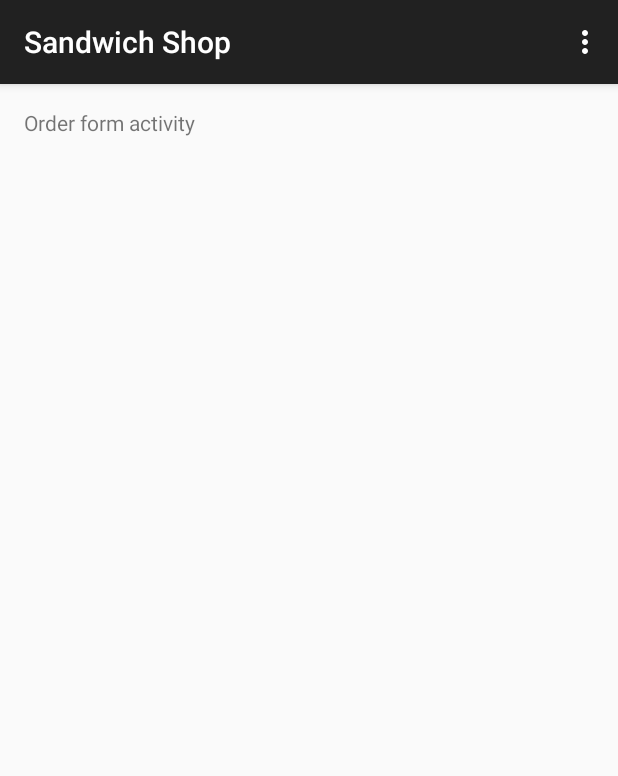
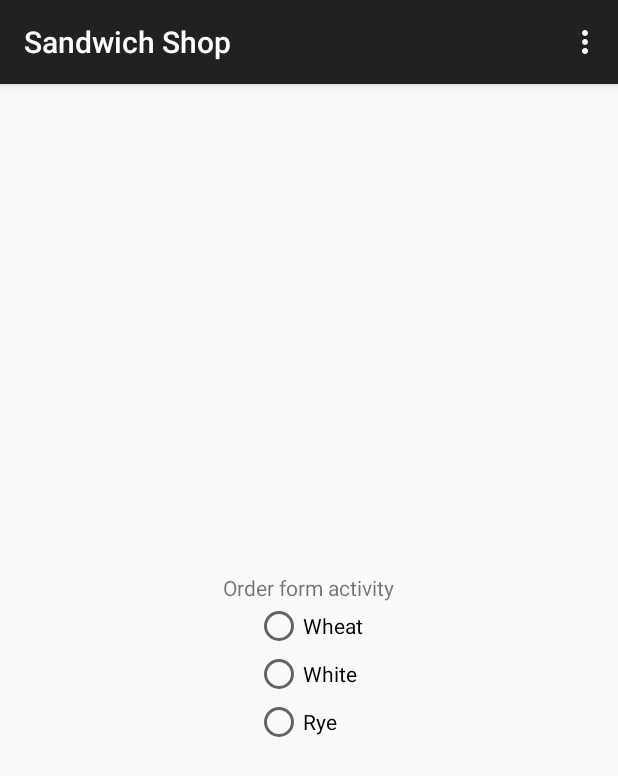
Before and after one commit to juancarmona26/SandwichShopP3, an Android app: the screen it shows after launch (OrderFormActivity), on a phone screen of 412 x 824 dp. Shown: the top 776 px of the screen. Run offline under Robolectric (Android 15) with nearby library versions, the phone set to English and light mode, and no system bars.

Commit message:
Radio group of bread options created
Radio group of bread options created on Order form activity

```diff
--- a/app/src/main/res/layout/activity_main.xml
+++ b/app/src/main/res/layout/activity_main.xml
@@ -1,12 +1,49 @@
-<RelativeLayout xmlns:android="http://schemas.android.com/apk/res/android"
+<LinearLayout xmlns:android="http://schemas.android.com/apk/res/android"
     xmlns:tools="http://schemas.android.com/tools" android:layout_width="match_parent"
     android:layout_height="match_parent" android:paddingLeft="@dimen/activity_horizontal_margin"
     android:paddingRight="@dimen/activity_horizontal_margin"
     android:paddingTop="@dimen/activity_vertical_margin"
-    android:paddingBottom="@dimen/activity_vertical_margin" tools:context=".MainActivity">
+    android:paddingBottom="@dimen/activity_vertical_margin" tools:context=".MainActivity"
+    android:orientation="vertical"
+    android:gravity="center">
 
     <TextView android:text="@string/text_view_order_form_activity" android:layout_width="wrap_content"
         android:layout_height="wrap_content"
         android:id="@+id/text_view_activity" />
 
-</RelativeLayout>
+    <LinearLayout
+        android:orientation="vertical"
+        android:layout_width="match_parent"
+        android:layout_height="wrap_content"
+        android:layout_gravity="center_horizontal"
+        android:gravity="center">
+
+        <RadioGroup
+            android:layout_width="wrap_content"
+            android:layout_height="wrap_content"
+            android:gravity="center_vertical">
+
+            <RadioButton
+                android:layout_width="wrap_content"
+                android:layout_height="wrap_content"
+                android:text="@string/radio_button_wheat"
+                android:id="@+id/radio_button_wheat"
+                android:checked="false" />
+
+            <RadioButton
+                android:layout_width="wrap_content"
+                android:layout_height="wrap_content"
+                android:text="@string/radio_button_white"
+                android:id="@+id/radio_button_white"
+                android:checked="false" />
+
+            <RadioButton
+                android:layout_width="wrap_content"
+                android:layout_height="wrap_content"
+                android:text="@string/radio_button_rye"
+                android:id="@+id/radio_button_rye"
+                android:checked="false" />
+        </RadioGroup>
+    </LinearLayout>
+
+</LinearLayout>
--- a/app/src/main/res/values/strings.xml
+++ b/app/src/main/res/values/strings.xml
@@ -5,5 +5,8 @@
     <string name="hello_world">Hello world!</string>
     <string name="action_settings">Settings</string>
     <string name="text_view_order_form_activity">Order form activity</string>
+    <string name="radio_button_wheat">Wheat</string>
+    <string name="radio_button_white">White</string>
+    <string name="radio_button_rye">Rye</string>
 
 </resources>
```
